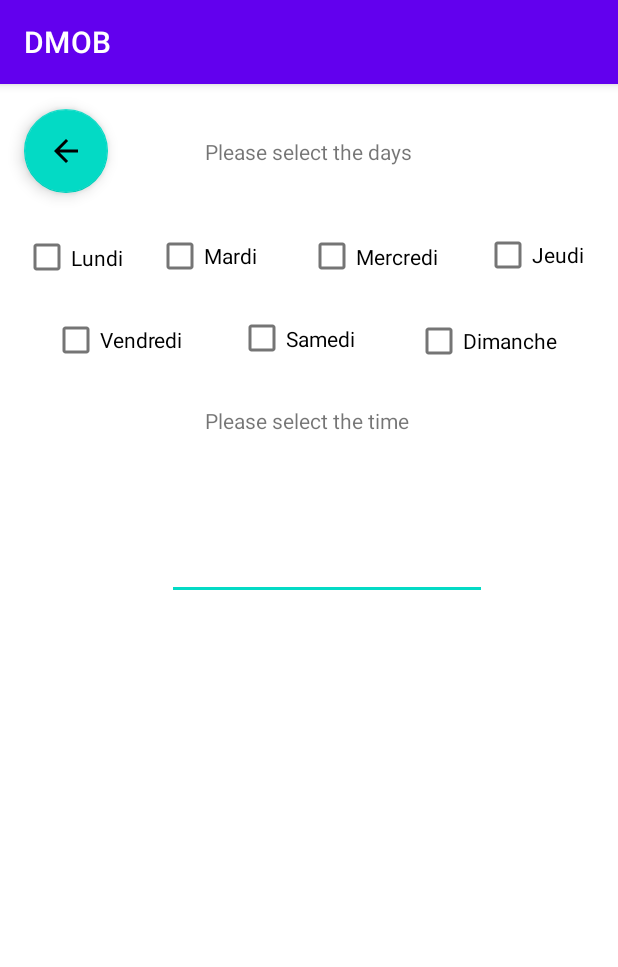
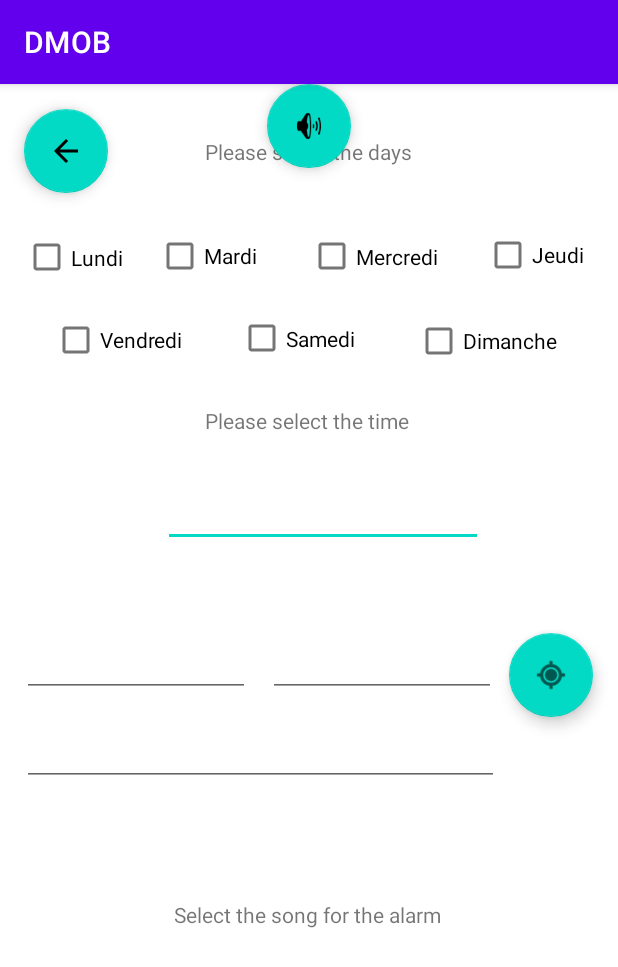
Before and after one commit to lucas-mdrdn/GITHUB_DMOB, an Android app: the CreateAlarm screen opened directly, with no data from a screen before it, on a phone screen of 412 x 824 dp. Shown: the top 967 px of the screen. Run offline under Robolectric (Android 15) with nearby library versions, the phone set to English and light mode, and no system bars.

Commit message:
add xml seeAlarm

```diff
--- a/DMOB/app/src/main/AndroidManifest.xml
+++ b/DMOB/app/src/main/AndroidManifest.xml
@@ -9,6 +9,9 @@
         android:roundIcon="@mipmap/ic_launcher_round"
         android:supportsRtl="true"
         android:theme="@style/Theme.DMOB">
+        <activity
+            android:name=".seeAlarm"
+            android:exported="false" />
         <activity
             android:name=".CreateAlarm"
             android:exported="false" />
--- a/DMOB/app/src/main/res/layout/activity_create_alarm.xml
+++ b/DMOB/app/src/main/res/layout/activity_create_alarm.xml
@@ -129,7 +129,7 @@
         app:layout_constraintVertical_bias="0.287" />
 
     <EditText
-        android:id="@+id/editTextTime2"
+        android:id="@+id/AlarmTime"
         android:layout_width="wrap_content"
         android:layout_height="wrap_content"
         android:layout_marginStart="111dp"
@@ -138,9 +138,83 @@
         android:inputType="time"
         app:layout_constraintBottom_toBottomOf="parent"
         app:layout_constraintEnd_toEndOf="parent"
-        app:layout_constraintHorizontal_bias="0.0"
+        app:layout_constraintHorizontal_bias="1.0"
         app:layout_constraintStart_toStartOf="parent"
         app:layout_constraintTop_toTopOf="parent"
-        app:layout_constraintVertical_bias="0.413" />
+        app:layout_constraintVertical_bias="0.364" />
+
+    <com.google.android.material.floatingactionbutton.FloatingActionButton
+        android:id="@+id/LocationButton"
+        android:layout_width="wrap_content"
+        android:layout_height="wrap_content"
+        android:clickable="true"
+        app:layout_constraintBottom_toBottomOf="parent"
+        app:layout_constraintEnd_toEndOf="parent"
+        app:layout_constraintHorizontal_bias="0.954"
+        app:layout_constraintStart_toStartOf="parent"
+        app:layout_constraintTop_toTopOf="parent"
+        app:layout_constraintVertical_bias="0.514"
+        app:srcCompat="@android:drawable/ic_menu_mylocation" />
+
+    <EditText
+        android:id="@+id/PosX"
+        android:layout_width="152dp"
+        android:layout_height="43dp"
+        android:ems="10"
+        android:inputType="numberDecimal"
+        app:layout_constraintBottom_toBottomOf="parent"
+        app:layout_constraintEnd_toEndOf="parent"
+        app:layout_constraintHorizontal_bias="0.057"
+        app:layout_constraintStart_toStartOf="parent"
+        app:layout_constraintTop_toTopOf="parent"
+        app:layout_constraintVertical_bias="0.504" />
+
+    <EditText
+        android:id="@+id/PosY"
+        android:layout_width="152dp"
+        android:layout_height="43dp"
+        android:ems="10"
+        android:inputType="numberDecimal"
+        app:layout_constraintBottom_toBottomOf="parent"
+        app:layout_constraintEnd_toEndOf="parent"
+        app:layout_constraintHorizontal_bias="0.687"
+        app:layout_constraintStart_toStartOf="parent"
+        app:layout_constraintTop_toTopOf="parent"
+        app:layout_constraintVertical_bias="0.504" />
+
+    <EditText
+        android:id="@+id/Altitude"
+        android:layout_width="318dp"
+        android:layout_height="42dp"
+        android:ems="10"
+        android:inputType="numberDecimal"
+        app:layout_constraintBottom_toBottomOf="parent"
+        app:layout_constraintEnd_toEndOf="parent"
+        app:layout_constraintHorizontal_bias="0.154"
+        app:layout_constraintStart_toStartOf="parent"
+        app:layout_constraintTop_toTopOf="parent"
+        app:layout_constraintVertical_bias="0.587" />
+
+    <TextView
+        android:id="@+id/textView6"
+        android:layout_width="wrap_content"
+        android:layout_height="wrap_content"
+        android:text="Select the song for the alarm"
+        app:layout_constraintBottom_toBottomOf="parent"
+        app:layout_constraintEnd_toEndOf="parent"
+        app:layout_constraintHorizontal_bias="0.497"
+        app:layout_constraintStart_toStartOf="parent"
+        app:layout_constraintTop_toTopOf="parent"
+        app:layout_constraintVertical_bias="0.727" />
+
+    <com.google.android.material.floatingactionbutton.FloatingActionButton
+        android:id="@+id/ButtonSong"
+        android:layout_width="wrap_content"
+        android:layout_height="wrap_content"
+        android:clickable="true"
+        app:layout_constraintEnd_toEndOf="parent"
+        app:layout_constraintStart_toStartOf="parent"
+        app:srcCompat="@android:drawable/ic_lock_silent_mode_off"
+        tools:layout_editor_absoluteY="593dp" />
 
 </androidx.constraintlayout.widget.ConstraintLayout>
```
Also changed, not shown: DMOB/app/src/main/java/android/example/dmob/seeAlarm.java (added, +14 -0 lines), DMOB/app/src/main/res/layout/activity_see_alarm.xml (added, +37 -0 lines).
